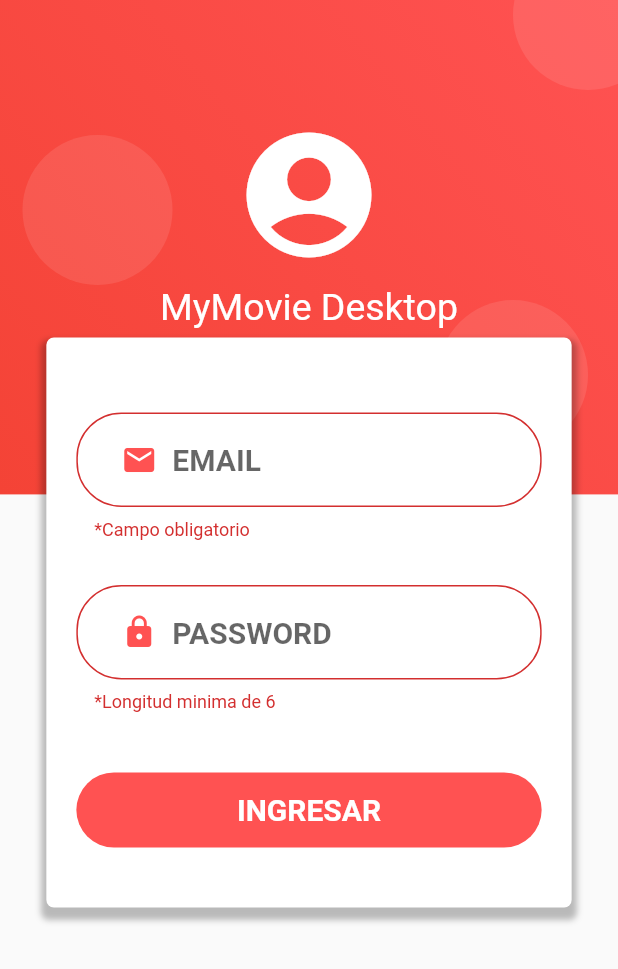
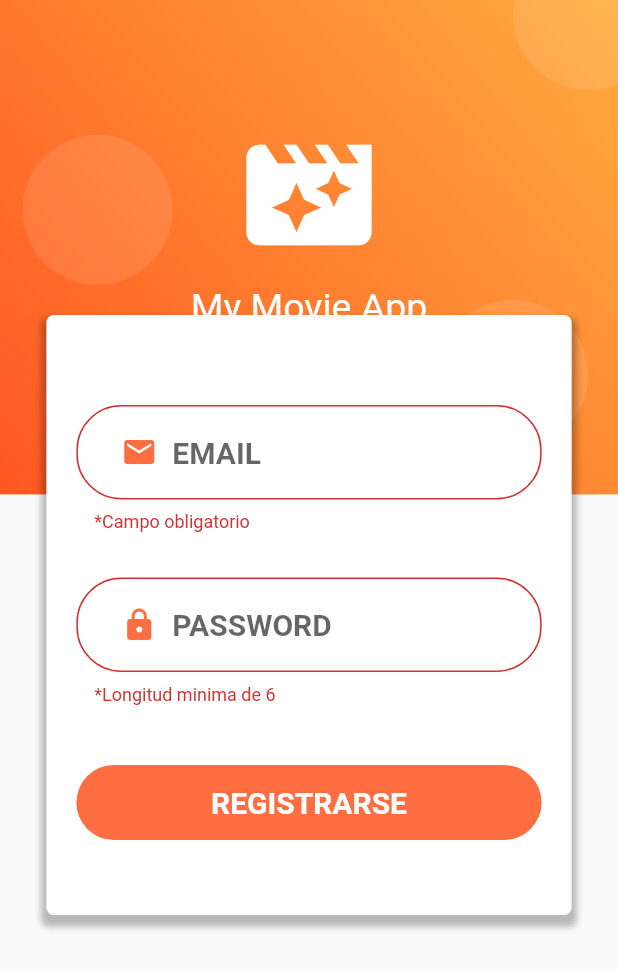
Before and after one commit to lnmrcloud/MyMovieDesktopApp, a Flutter app: the screen it shows after launch, on a phone screen of 412 x 824 dp. Shown: the top 969 px of the screen. Run offline on Flutter 3.47's test engine with Material 2 defaults, Android fonts, the light colour scheme and no system bars; our stand-ins replace flutter_swiper.

Commit message:
Se cambio el registro

```diff
--- a/example/lib/main.dart
+++ b/example/lib/main.dart
@@ -1,3 +1,4 @@
+import 'package:example_flutter/src/pages/inicio.dart';
 import 'package:flutter/foundation.dart'
     show debugDefaultTargetPlatformOverride;
 import 'package:flutter/material.dart';
@@ -18,10 +19,11 @@ class MyApp extends StatelessWidget {
     return MaterialApp(
       debugShowCheckedModeBanner: false,
       title: 'MyMovieApp Desktop',
-      initialRoute: 'login',
+      initialRoute: 'inicio',
       routes: {
         'login'   : (BuildContext context)=>LoginPage(),
         'home'    : (BuildContext context) => HomePage(),
+        'inicio'   : (BuildContext context) => InicioPage(),
         'detalle' : ( BuildContext context) => PeliculaDetalle()
       },
       theme: ThemeData(
--- /dev/null
+++ b/example/lib/src/pages/inicio.dart
@@ -0,0 +1,18 @@
+import 'package:flutter/material.dart';
+import 'package:example_flutter/src/pages/login.dart';
+import 'package:example_flutter/src/pages/registro.dart';
+
+class InicioPage extends StatelessWidget {
+  @override
+  Widget build(BuildContext context) {
+    return Scaffold(
+      body: PageView(
+        children: <Widget>[
+          RegistroPage(),
+          LoginPage()
+        ],
+        scrollDirection: Axis.vertical,
+      ),
+    );
+  }
+}
--- /dev/null
+++ b/example/lib/src/pages/registro.dart
@@ -0,0 +1,211 @@
+import 'package:flutter/material.dart';
+//Usuario Provider
+import 'package:example_flutter/src/providers/usuario_provider.dart';
+//Utilidades
+import 'package:example_flutter/src/utils/utils.dart' as utils;
+//Widgets personalizados
+import 'package:example_flutter/src/widgets/custom_filled_button.dart';
+import 'package:example_flutter/src/widgets/custom_text_field.dart';
+
+class RegistroPage extends StatefulWidget {
+  @override
+  _RegistroPageState createState() => _RegistroPageState();
+}
+
+class _RegistroPageState extends State<RegistroPage> {
+  //Para manejar los validators en el formualrio
+  final GlobalKey<FormState> _formKey = GlobalKey<FormState>();
+
+  //Variables donde voy a capturar lo ingresado por el usuario
+  String _email;
+  String _password;
+
+  //Color principal
+  Color primaryColor = Colors.deepOrangeAccent;
+
+  //Variable que contiene metodos de login y registro
+  UsuarioProvider _usuarioProvider = new UsuarioProvider();
+
+  bool _consultando = false;
+
+  @override
+  Widget build(BuildContext context) {
+    return Scaffold(
+      body: Stack(
+        children: <Widget>[
+          _crearFondo(context),
+          _crearFormulario()
+        ],
+      )
+    );
+  }
+
+  Widget _crearFondo(BuildContext context) {
+
+    final size = MediaQuery.of(context).size;
+
+    final fondo = Container(
+      height: size.height * 0.4,
+      width: double.infinity,
+      decoration: BoxDecoration(
+        gradient: LinearGradient(
+          begin: Alignment.topRight,
+          end: Alignment.bottomLeft,
+          colors: <Color> [
+            Colors.orangeAccent,
+            Colors.deepOrange
+          ]
+        )
+      ),
+    );
+
+    final circulo = Container(
+      width: 100.0,
+      height: 100.0,
+      decoration: BoxDecoration(
+        borderRadius: BorderRadius.circular(100.0),
+        color: Color.fromRGBO(255, 255, 255, 0.1)
+      ),
+    );
+
+
+    return Stack(
+      children: <Widget>[
+        fondo,
+        Positioned( top: 90.0, left: 15.0, child: circulo ),
+        Positioned( top: -40.0, right: -30.0, child: circulo ),
+        Positioned( top: 200.0, right: 20.0, child: circulo ),
+        Container(
+          padding: EdgeInsets.only(top: 80.0),
+          child: Column(
+            children: <Widget>[
+              Icon( Icons.movie_filter, color: Colors.white, size: 100.0 ),
+              SizedBox( height: 10.0, width: double.infinity ),
+              Text('My Movie App', style: TextStyle( color: Colors.white, fontSize: 25.0 ))
+            ],
+          ),
+        )
+
+      ],
+    );
+  }
+
+  Widget _crearFormulario(){
+    final size = MediaQuery.of(context).size;
+
+    return SingleChildScrollView(
+      child: Column(
+        children: <Widget>[
+          SafeArea(
+            child: Container(
+              height: 180.0,
+            ),
+          ),
+          Container(
+            width: size.width * 0.85,
+            margin: EdgeInsets.symmetric(vertical: 30.0),
+            padding: EdgeInsets.symmetric( vertical: 50.0),
+            decoration: BoxDecoration(
+              color: Colors.white,
+              borderRadius: BorderRadius.circular(5.0),
+              boxShadow: <BoxShadow>[
+                BoxShadow(
+                  color: Colors.black26,
+                  blurRadius: 3.0,
+                  offset: Offset(0.0, 5.0),
+                  spreadRadius: 3.0
+                )
+              ]
+            ),
+            child: _crearForm(size),
+          ),
+        ],
+      ),
+    );
+  }
+
+  Widget _crearForm(Size size){
+    return Form(
+      key: _formKey,
+      autovalidate: true,
+      child: Column(
+        children: <Widget>[
+          _crearEmailInput(),
+          _crearPasswordInput(),
+          _crearLoginButtom()
+        ],
+      ),
+    );
+  }
+
+  Widget _crearEmailInput(){
+    return Padding(
+      padding: EdgeInsets.only(top: 10.0),
+      child: CustomTextField(
+        icon: Icon(Icons.email),
+        onSaved: (input) => _email = input,
+        validator: utils.emailValidator,
+        hint: "EMAIL",
+        color: Colors.deepOrangeAccent
+      ),
+    );
+  }
+
+  Widget _crearPasswordInput(){
+    return Padding(
+      padding: const EdgeInsets.only(top: 30.0),
+      child: CustomTextField(
+        icon: Icon(Icons.lock),
+        obsecure: true,
+        onSaved: (input) => _password = input,
+        validator: utils.passwordValidator,
+        hint: "PASSWORD",
+        color: Colors.deepOrangeAccent
+      ),
+    );
+  }
+
+  Widget _crearLoginButtom(){
+    return Padding(
+      padding: const EdgeInsets.only(top: 40.0),
+      child: Container(
+        child: CustomFilledButtom(
+          text: "REGISTRARSE",
+          splashColor: Colors.white,
+          highlightColor: primaryColor,
+          fillColor: primaryColor,
+          textColor: Colors.white,
+          onPressed: _consultando ? null :_submitDataForm,
+        ),
+        width: double.infinity,
+        height: 50.0,
+        margin: EdgeInsets.symmetric(horizontal: 20.0),
+      ),
+    );
+  }
+
+  void _submitDataForm() async{
+    if(!_formKey.currentState.validate()) return;
+    _formKey.currentState.save();
+
+    //Codigo si todo esta bien
+    setState(() {
+      _consultando = true;
+    });
+    Map respuesta = await _usuarioProvider.nuevoUsuario(_email, _password);
+
+    if(respuesta['ok']){
+      utils.mostrarAlerta(context, respuesta['message'], 'La cuenta fue creada');
+      //Acceso a la pagina del home
+      //Navigator.pushReplacementNamed(context, 'home');
+    }
+    else{
+      utils.mostrarAlerta(context, respuesta['message'], 'Ocurrio un error al crear la cuenta');
+    }
+
+    setState(() {
+      _consultando=false;
+    });
+  }
+
+}
```
